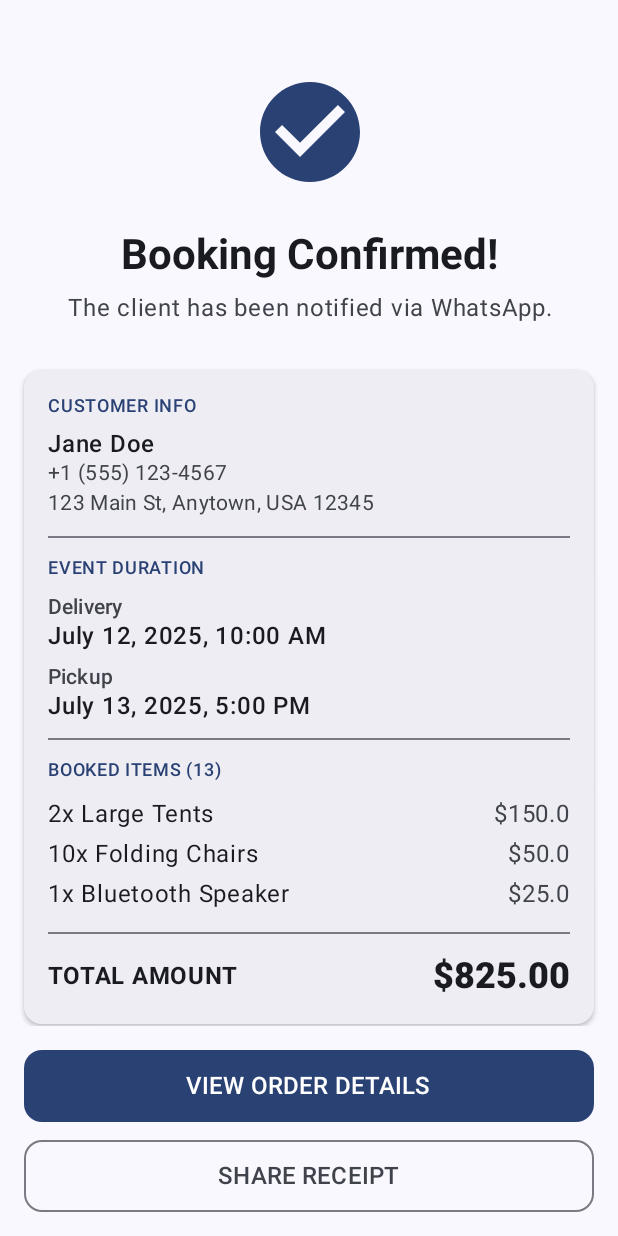
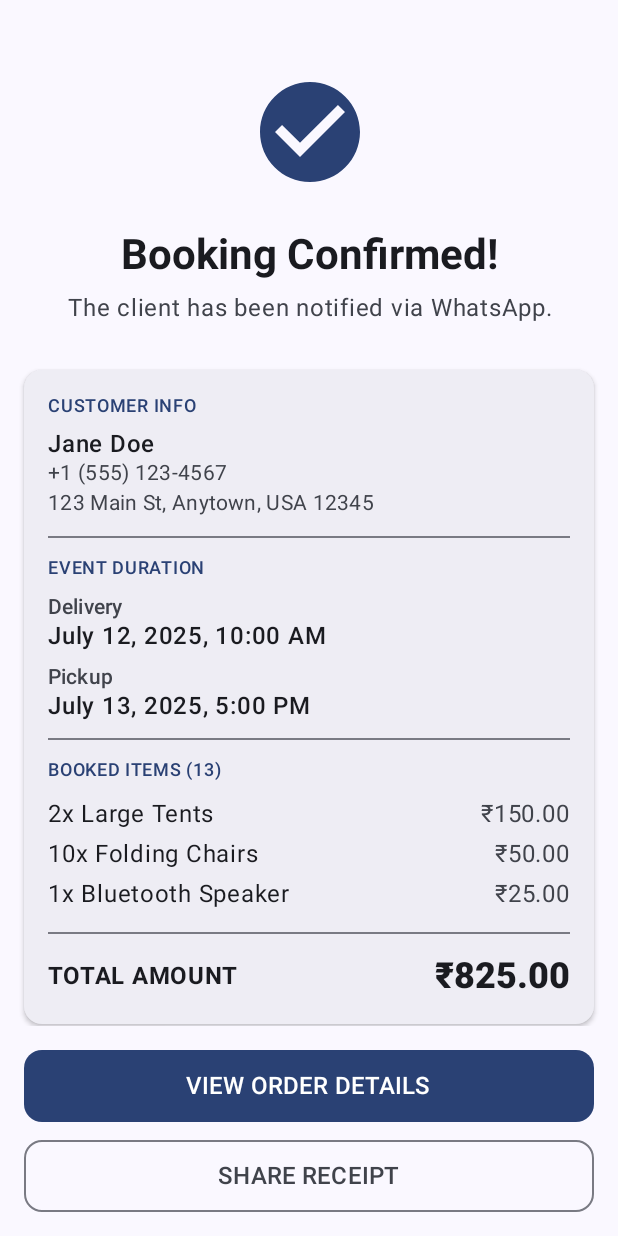
Before and after one commit to Avin008/rentals, an Android app built with Jetpack Compose: the composable OrderCompletionScreen shown on its own in the app's theme, on a phone screen of 412 x 824 dp. Run offline under Robolectric (Android 15) with nearby library versions, the phone set to English and light mode, and no system bars.

Commit message:
added: format currency

```diff
--- a/app/src/main/java/com/example/rentals/ui/screens/OrderCompletionScreen.kt
+++ b/app/src/main/java/com/example/rentals/ui/screens/OrderCompletionScreen.kt
@@ -6,12 +6,15 @@ import androidx.compose.material.icons.Icons
 import androidx.compose.material.icons.filled.CheckCircle
 import androidx.compose.material3.*
 import androidx.compose.runtime.Composable
+import androidx.compose.runtime.remember
 import androidx.compose.ui.Alignment
 import androidx.compose.ui.Modifier
 import androidx.compose.ui.text.font.FontWeight
 import androidx.compose.ui.text.style.TextAlign
 import androidx.compose.ui.unit.dp
 import androidx.compose.ui.unit.sp
+import java.text.NumberFormat
+import java.util.Locale
 
 @Composable
 fun OrderCompletionScreen(onNavigateToHome: () -> Unit) {
@@ -150,7 +153,7 @@ private fun BookedItemsSection(bookedItems: List<BookedItem>) {
         bookedItems.forEach { item ->
             BookedItemRow(
                 itemName = "${item.quantity}x ${item.name}",
-                itemPrice = "$${item.price}"
+                itemPrice = item.price
             )
         }
     }
@@ -204,24 +207,34 @@ private fun DurationRow(type: String, date: String) {
 }
 
 @Composable
-private fun BookedItemRow(itemName: String, itemPrice: String) {
+private fun BookedItemRow(itemName: String, itemPrice: Double) {
+
+    val currencyFormatter = remember {
+        NumberFormat.getCurrencyInstance(Locale("en", "IN"))
+    }
+
     Row(
         modifier = Modifier.fillMaxWidth().padding(vertical = 4.dp),
         horizontalArrangement = Arrangement.SpaceBetween
     ) {
         Text(text = itemName, style = MaterialTheme.typography.bodyLarge)
-        Text(text = itemPrice, style = MaterialTheme.typography.bodyLarge, color = MaterialTheme.colorScheme.onSurfaceVariant)
+        Text(text = currencyFormatter.format(itemPrice), style = MaterialTheme.typography.bodyLarge, color = MaterialTheme.colorScheme.onSurfaceVariant)
     }
 }
 
 @Composable
 private fun TotalAmountRow(totalAmount: Double) {
+
+    val currencyFormatter = remember {
+        NumberFormat.getCurrencyInstance(Locale("en", "IN"))
+    }
+
     Row(
         modifier = Modifier.fillMaxWidth(),
         horizontalArrangement = Arrangement.SpaceBetween,
         verticalAlignment = Alignment.CenterVertically
     ) {
         Text("TOTAL AMOUNT", style = MaterialTheme.typography.bodyLarge, fontWeight = FontWeight.Bold)
-        Text("$%.2f".format(totalAmount), style = MaterialTheme.typography.headlineSmall, fontWeight = FontWeight.ExtraBold)
+        Text(currencyFormatter.format(totalAmount), style = MaterialTheme.typography.headlineSmall, fontWeight = FontWeight.ExtraBold)
     }
 }
```
Also changed, not shown: app/src/main/java/com/example/rentals/ui/screens/OrderDetailScreen.kt (+15 -6 lines).
